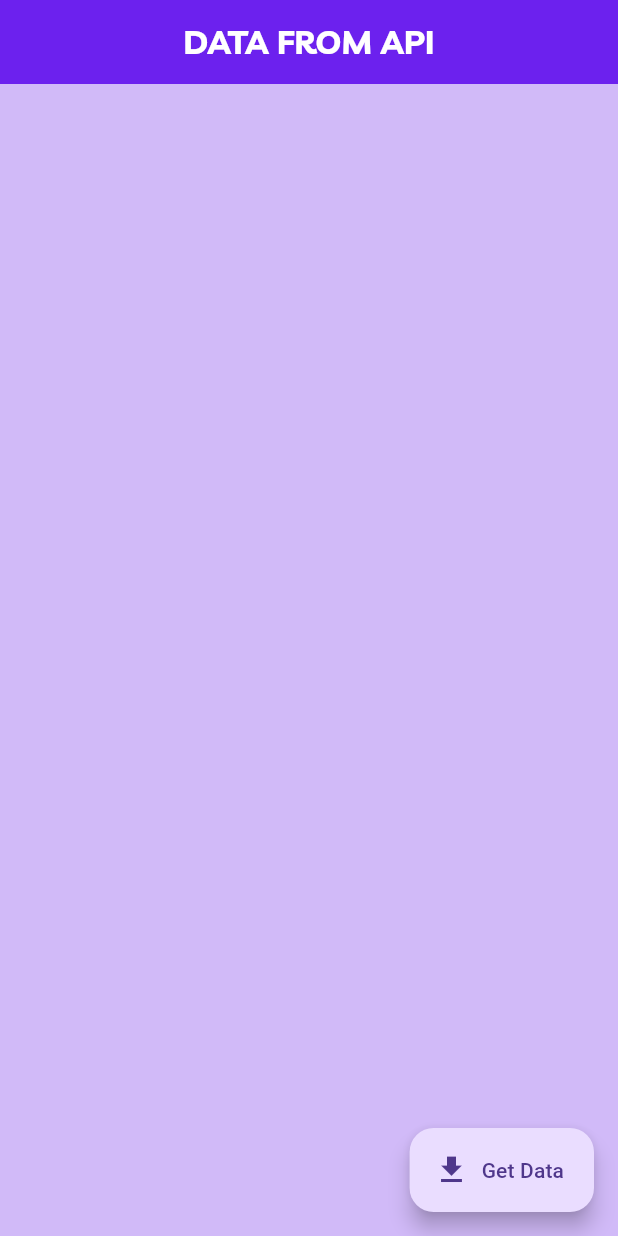
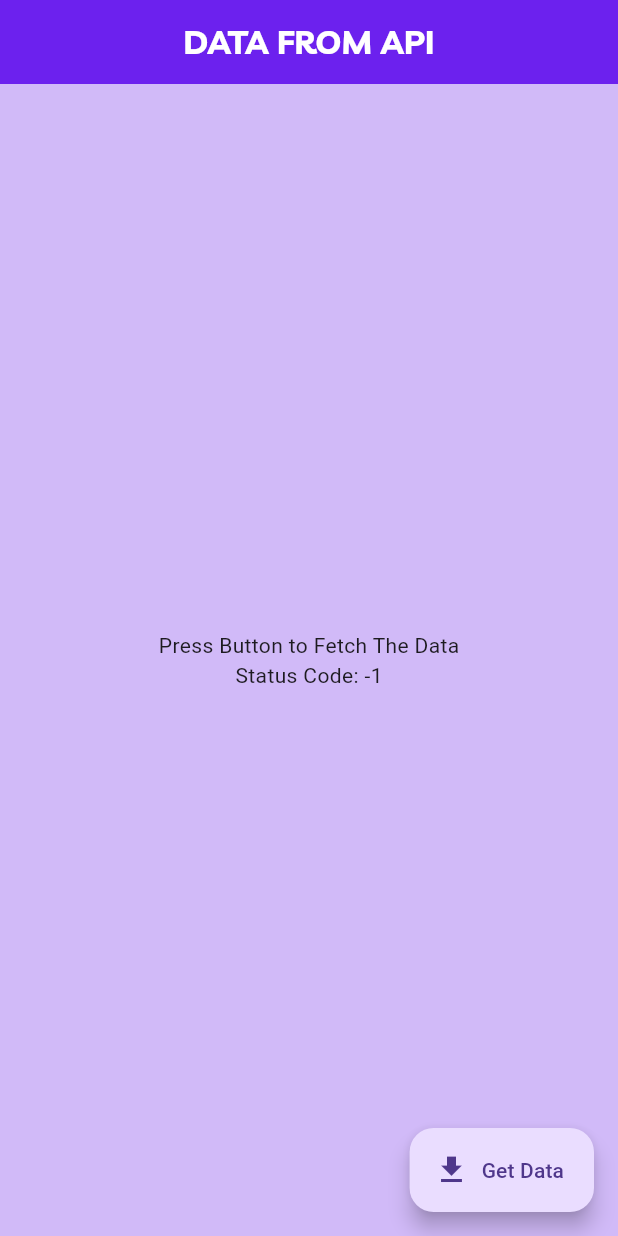
Before and after one commit to faizan-az02/cv_flutter, a Flutter app: the screen it shows after launch, on a phone screen of 412 x 824 dp. Run offline on Flutter 3.47's test engine with Material 3 defaults, Android fonts, the phone set to English and light mode, and no system bars; our stand-ins replace flutter_spinkit; project files that could hold a hidden picture were left out.

Commit message:
UI Improvement

```diff
--- a/lib/main.dart
+++ b/lib/main.dart
@@ -17,26 +17,46 @@
   Map<String, dynamic>? data;
   bool isFirst = true;
   bool pressed = false;
+  String? buttonMessage;
+  bool gotData = false;
+  int code = -1;
 
   Future<void> fetchData() async {
+
     setState(() {
-      if (pressed == true) {
-        isFirst = false;
+
+      if (isFirst == false)
+      {
+        gotData = true;
       }
-      data = null;
+
+      isFirst = false;
       pressed = true;
+
     });
 
-    // Wait for 3 seconds
-    await Future.delayed(const Duration(seconds: 3));
+    await Future.delayed(Duration(seconds: 3));
 
-    // Fetch data from API
-    final result = await ApiService.fetchData();
+    ApiResponse result;
 
-    // Update state with new data
-    setState(() {
-      data = result;
-    });
+    result = await ApiService.fetchData();
+
+    if (result.statusCode != 200)
+    {
+      setState(() {
+        data = null;
+        pressed = false;
+        code = result.statusCode;
+      });
+    }
+    else
+    {
+      setState(() {
+        pressed = false;
+        data = result.body;
+        code = result.statusCode;
+      });
+    }
   }
 
   @override
@@ -56,42 +76,39 @@
         centerTitle: true,
       ),
 
-      body: SizedBox.expand(
+      body: pressed ?
+        Column(
+          mainAxisAlignment: MainAxisAlignment.center,
+          children: [
+
+            const SpinKitDancingSquare(
+              color: Colors.white,
+              size: 50.0,
+            ),
+
+            Text(
+              gotData ? "Refreshing Data" : "Getting Data",
+              style: TextStyle(
+                color: Colors.white,
+                fontSize: 20.0,
+                fontFamily: "Livvic",
+                fontWeight: FontWeight.bold,
+              ),
+            ),
+
+          ],
+        )
+      :SizedBox.expand(
         child: Column(
           mainAxisAlignment: MainAxisAlignment.center, // ✅ center vertically
           children: [
-            if (data == null && !pressed)
-              Container(), // placeholder for first time
-
-            if (data == null && pressed)
-              Column(
-                mainAxisAlignment: MainAxisAlignment.center,
-                children: [
-                  const SpinKitFoldingCube(
-                    color: Color.fromARGB(255, 255, 255, 255),
-                    size: 50.0,
-                  ),
-                  const SizedBox(height: 20),
-                  Text(
-                    isFirst ? 'Getting Data' : 'Refreshing Data',
-                    style: const TextStyle(
-                      color: Colors.white,
-                      fontSize: 20,
-                      fontWeight: FontWeight.bold,
-                      fontFamily: 'Livvic',
-                    ),
-                  ),
-                ],
+            Text(data != null?
+              "$data":
+              isFirst ?
+              "Press Button to Fetch The Data":
+              "No Data Found",
               ),
-
-            if (data != null)
-              Column(
-                children: [
-                  Text("${data?['name']}"),
-                  Text("${data?['age']}"),
-                  Text("${data?['city']}"),
-                ],
-              ),
+              Text("Status Code: $code")
           ],
         ),
       ),
@@ -99,7 +116,7 @@
       floatingActionButton: FloatingActionButton.extended(
         onPressed: fetchData,
         icon: const Icon(Icons.get_app),
-        label: pressed ? const Text("Refresh Data") : const Text("Get Data"),
+        label: Text(isFirst ? "Get Data" : "Refresh Data"),
       ),
     );
   }
```
